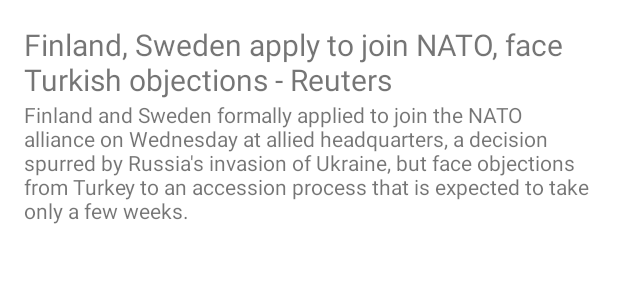
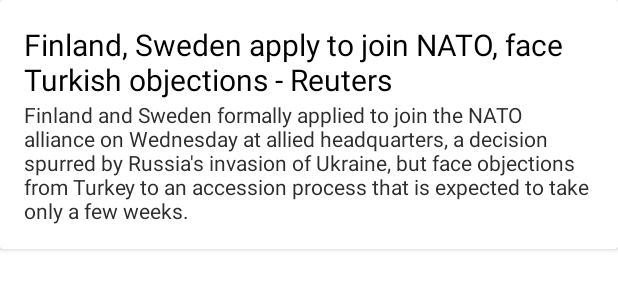
Before and after one commit to k-surtel/NewsApp, an Android app: the layout item_article.xml on its own in the app's theme, with its tools: preview values and no code run, on a phone screen of 412 x 824 dp. Shown: the top 300 px of the screen. Run offline under Robolectric (Android 15) with nearby library versions, the phone set to English and light mode, and no system bars.

Commit message:
Theme tweaks

```diff
--- a/app/src/main/res/layout/activity_article.xml
+++ b/app/src/main/res/layout/activity_article.xml
@@ -50,8 +50,8 @@
         android:layout_height="wrap_content"
         android:layout_marginHorizontal="16dp"
         android:padding="5dp"
-        android:textColor="@color/black"
-        android:background="@color/white"
+        android:textColor="?colorOnSecondary"
+        android:background="?colorOnPrimary"
         android:textSize="22sp"
         android:textStyle="bold"
         android:elevation="10dp"
--- a/app/src/main/res/layout/fragment_news.xml
+++ b/app/src/main/res/layout/fragment_news.xml
@@ -31,7 +31,7 @@
         <LinearLayout
             android:layout_width="match_parent"
             android:layout_height="match_parent"
-            android:background="@color/white"
+            android:background="?colorOnPrimary"
             android:orientation="vertical"
             android:padding="16dp">
 
--- a/app/src/main/res/layout/item_article.xml
+++ b/app/src/main/res/layout/item_article.xml
@@ -1,6 +1,5 @@
 <?xml version="1.0" encoding="utf-8"?>
-<layout
-    xmlns:android="http://schemas.android.com/apk/res/android"
+<layout xmlns:android="http://schemas.android.com/apk/res/android"
     xmlns:app="http://schemas.android.com/apk/res-auto"
     xmlns:tools="http://schemas.android.com/tools">
 
@@ -13,38 +12,44 @@
             type="com.ks.newsapp.ui.adapters.ClickListener" />
     </data>
 
+    <androidx.cardview.widget.CardView
+        android:layout_width="match_parent"
+        android:layout_height="wrap_content">
+
         <androidx.constraintlayout.widget.ConstraintLayout
-        android:padding="16dp"
             android:layout_width="match_parent"
             android:layout_height="wrap_content"
-        android:onClick="@{() -> clickListener.onClick(article)}">
+            android:onClick="@{() -> clickListener.onClick(article)}"
+            android:padding="16dp">
 
             <ImageView
                 android:id="@+id/image"
                 android:layout_width="match_parent"
                 android:layout_height="wrap_content"
                 app:layout_constraintStart_toStartOf="parent"
-            app:layout_constraintTop_toTopOf="parent"/>
+                app:layout_constraintTop_toTopOf="parent" />
 
             <TextView
                 android:id="@+id/title"
-            tools:text="Finland, Sweden apply to join NATO, face Turkish objections - Reuters"
+                android:layout_width="wrap_content"
+                android:layout_height="wrap_content"
                 android:text="@{article.title}"
                 android:textSize="20sp"
-            android:layout_width="wrap_content"
-            android:layout_height="wrap_content"
+                android:textColor="?colorOnSecondary"
                 app:layout_constraintStart_toStartOf="parent"
-            app:layout_constraintTop_toBottomOf="@id/image"/>
+                app:layout_constraintTop_toBottomOf="@id/image"
+                tools:text="Finland, Sweden apply to join NATO, face Turkish objections - Reuters" />
 
             <TextView
                 android:id="@+id/description"
-            tools:text="Finland and Sweden formally applied to join the NATO alliance on Wednesday at allied headquarters, a decision spurred by Russia's invasion of Ukraine, but face objections from Turkey to an accession process that is expected to take only a few weeks."
-            android:text="@{article.description}"
                 android:layout_width="0dp"
                 android:layout_height="wrap_content"
+                android:text="@{article.description}"
+                app:layout_constraintEnd_toEndOf="parent"
                 app:layout_constraintStart_toStartOf="parent"
                 app:layout_constraintTop_toBottomOf="@id/title"
-            app:layout_constraintEnd_toEndOf="parent"/>
+                tools:text="Finland and Sweden formally applied to join the NATO alliance on Wednesday at allied headquarters, a decision spurred by Russia's invasion of Ukraine, but face objections from Turkey to an accession process that is expected to take only a few weeks." />
 
         </androidx.constraintlayout.widget.ConstraintLayout>
+    </androidx.cardview.widget.CardView>
 </layout>
--- a/app/src/main/res/values-night/themes.xml
+++ b/app/src/main/res/values-night/themes.xml
@@ -1,16 +1,13 @@
-<resources xmlns:tools="http://schemas.android.com/tools">
+<resources>
     <!-- Base application theme. -->
     <style name="Theme.NewsApp" parent="Theme.MaterialComponents.DayNight.DarkActionBar">
         <!-- Primary brand color. -->
-        <item name="colorPrimary">@color/purple_200</item>
-        <item name="colorPrimaryVariant">@color/purple_700</item>
+        <item name="colorPrimary">@color/primary_color</item>
+        <item name="colorPrimaryVariant">@color/primary_color</item>
         <item name="colorOnPrimary">@color/black</item>
         <!-- Secondary brand color. -->
-        <item name="colorSecondary">@color/teal_200</item>
-        <item name="colorSecondaryVariant">@color/teal_200</item>
-        <item name="colorOnSecondary">@color/black</item>
-        <!-- Status bar color. -->
-        <item name="android:statusBarColor" tools:targetApi="l">?attr/colorPrimaryVariant</item>
-        <!-- Customize your theme here. -->
+        <item name="colorSecondary">@color/secondary_color_dark</item>
+        <item name="colorSecondaryVariant">@color/secondary_color_dark</item>
+        <item name="colorOnSecondary">@color/white</item>
     </style>
 </resources>
--- a/app/src/main/res/values/colors.xml
+++ b/app/src/main/res/values/colors.xml
@@ -1,15 +1,9 @@
 <?xml version="1.0" encoding="utf-8"?>
 <resources>
-    <color name="purple_200">#FFBB86FC</color>
-    <color name="purple_500">#FF6200EE</color>
-    <color name="purple_700">#FF3700B3</color>
-    <color name="teal_200">#FF03DAC5</color>
-    <color name="teal_700">#FF018786</color>
     <color name="black">#FF000000</color>
     <color name="white">#FFFFFFFF</color>
-    <color name="light_blue_600">#FF039BE5</color>
-    <color name="light_blue_900">#FF01579B</color>
-    <color name="light_blue_A200">#FF40C4FF</color>
-    <color name="light_blue_A400">#FF00B0FF</color>
-    <color name="black_overlay">#66000000</color>
+    <color name="primary_color">#387300</color>
+    <color name="secondary_color">#87de35</color>
+    <color name="secondary_color_dark">#234700</color>
+    <color name="text_color">#2e2e2e</color>
 </resources>
--- a/app/src/main/res/values/dimens.xml
+++ b/app/src/main/res/values/dimens.xml
@@ -1,4 +1,4 @@
 <resources>
+    <dimen name="app_bar_height">250dp</dimen>
     <dimen name="text_margin">16dp</dimen>
-    <dimen name="app_bar_height">250dp</dimen>
 </resources>
--- a/app/src/main/res/values/themes.xml
+++ b/app/src/main/res/values/themes.xml
@@ -1,17 +1,18 @@
-<resources xmlns:tools="http://schemas.android.com/tools">
+<resources>
     <!-- Base application theme. -->
     <style name="Theme.NewsApp" parent="Theme.MaterialComponents.DayNight.DarkActionBar">
         <!-- Primary brand color. -->
-        <item name="colorPrimary">@color/purple_500</item>
-        <item name="colorPrimaryVariant">@color/purple_700</item>
+        <item name="colorPrimary">@color/primary_color</item>
+        <item name="colorPrimaryVariant">@color/primary_color</item>
         <item name="colorOnPrimary">@color/white</item>
         <!-- Secondary brand color. -->
-        <item name="colorSecondary">@color/teal_200</item>
-        <item name="colorSecondaryVariant">@color/teal_700</item>
+        <item name="colorSecondary">@color/secondary_color</item>
+        <item name="colorSecondaryVariant">@color/secondary_color</item>
         <item name="colorOnSecondary">@color/black</item>
         <!-- Status bar color. -->
-        <item name="android:statusBarColor" tools:targetApi="l">?attr/colorPrimaryVariant</item>
+        <item name="android:statusBarColor">?attr/colorPrimaryVariant</item>
         <!-- Customize your theme here. -->
+        <item name="android:textColor">@color/text_color</item>
     </style>
 
     <style name="Theme.NewsApp.NoActionBar">
```
Lines whose indentation alone changed are shown as unchanged.
